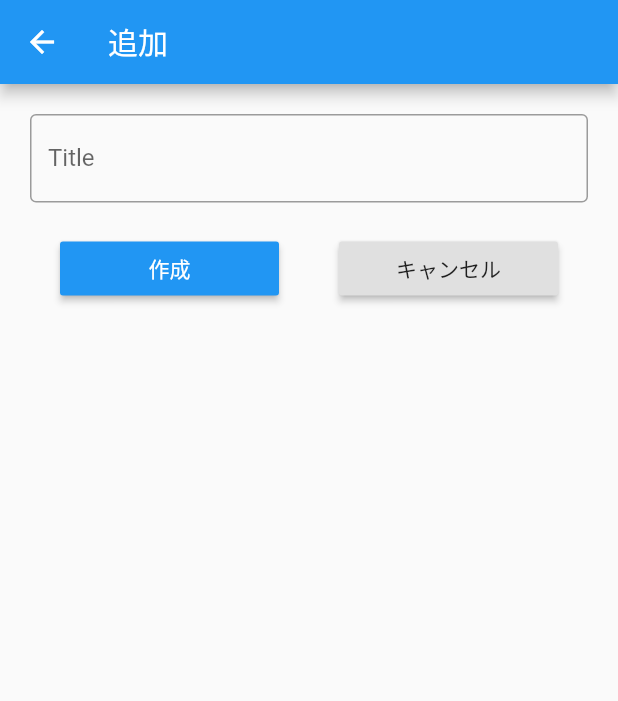
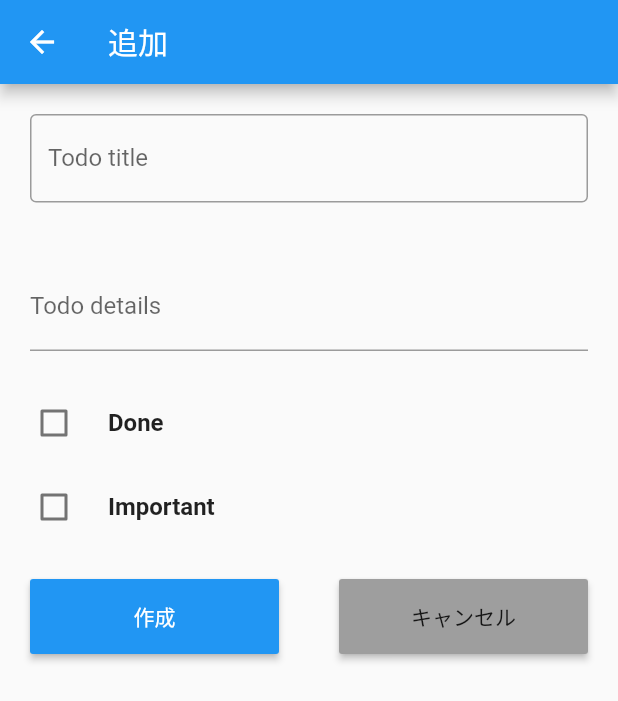
Before and after one commit to nekorush14/flutter-my-todo-app, a Flutter app: the screen it shows after launch, after a tap on the "add" icon, on a phone screen of 412 x 824 dp. Shown: the top 701 px of the screen. Run offline on Flutter 3.47's test engine with Material 2 defaults, Android fonts, the light colour scheme and no system bars.

Commit message:
Add todo model and update todo creation page

```diff
--- /dev/null
+++ b/lib/models/todo.dart
@@ -0,0 +1,40 @@
+class Todo {
+  String _title;
+  String _details;
+  bool _isDone;
+  bool _isStared;
+
+  Todo(this._title, this._details, this._isDone, this._isStared);
+
+  String getTitle() {
+    return this._title;
+  }
+
+  String getDetails() {
+    return this._details;
+  }
+
+  bool isDone() {
+    return this._isDone;
+  }
+
+  bool isStared() {
+    return this._isStared;
+  }
+
+  void setTitle(String title) {
+    this._title = title;
+  }
+
+  void setDetails() {
+    this._details = _details;
+  }
+
+  void changeTodoDoneState(bool isDone) {
+    this._isDone = isDone;
+  }
+
+  void changeTodoStarState(bool isStared) {
+    this._isStared = isStared;
+  }
+}
--- a/lib/views/add_todo/new_todo_screen.dart
+++ b/lib/views/add_todo/new_todo_screen.dart
@@ -1,4 +1,5 @@
 import 'package:flutter/material.dart';
+import 'package:my_todo_app/models/todo.dart';
 
 class TodoAddPage extends StatefulWidget {
   TodoAddPage({Key key}) : super(key: key);
@@ -11,6 +12,9 @@ class _TodoAddPageState extends State<TodoAddPage> {
   final String pageTitle = '追加';
 
   String _todoTitle = '';
+  String _todoDetail = '';
+  bool _isDone = false;
+  bool _isStared = false;
 
   @override
   Widget build(BuildContext context) {
@@ -18,13 +22,14 @@ class _TodoAddPageState extends State<TodoAddPage> {
       appBar: buildAppBar(),
       body: Center(
         child: Container(
-          margin: EdgeInsets.all(20),
           child: Column(
             children: <Widget>[
-              TextFormField(
+              Padding(
+                padding: EdgeInsets.all(20),
+                child: TextFormField(
                   decoration: InputDecoration(
                     border: OutlineInputBorder(),
-                  labelText: "Title",
+                    labelText: "Todo title",
                   ),
                   onChanged: (String value) {
                     setState(() {
@@ -32,15 +37,69 @@ class _TodoAddPageState extends State<TodoAddPage> {
                     });
                   },
                 ),
+              ),
+              Padding(
+                padding: EdgeInsets.all(20),
+                child: TextFormField(
+                  keyboardType: TextInputType.multiline,
+                  maxLines: null,
+                  decoration: InputDecoration(
+                    // border: OutlineInputBorder(),
+                    labelText: "Todo details",
+                  ),
+                  onChanged: (String value) {
+                    setState(() {
+                      _todoDetail = value;
+                    });
+                  },
+                ),
+              ),
+              Column(
+                children: [
+                  new CheckboxListTile(
+                    value: _isDone,
+                    controlAffinity: ListTileControlAffinity.leading,
+                    title: Text(
+                      "Done",
+                      style: TextStyle(
+                        fontWeight: FontWeight.bold,
+                      ),
+                    ),
+                    onChanged: (bool value0) {
+                      setState(() {
+                        _isDone = value0;
+                      });
+                    },
+                  ),
+                  new CheckboxListTile(
+                    value: _isStared,
+                    controlAffinity: ListTileControlAffinity.leading,
+                    title: Text(
+                      "Important",
+                      style: TextStyle(
+                        fontWeight: FontWeight.bold,
+                      ),
+                    ),
+                    onChanged: (bool value1) {
+                      setState(() {
+                        _isStared = value1;
+                      });
+                    },
+                  ),
+                ],
+              ),
               Row(
                 children: [
                   Expanded(
                     child: Container(
                       margin: EdgeInsets.all(20),
+                      child: ButtonTheme(
+                        height: 50.0,
                         child: RaisedButton(
                           color: Colors.blue,
                           onPressed: () {
-                          Navigator.of(context).pop(_todoTitle);
+                            Navigator.of(context).pop(Todo(
+                                _todoTitle, _todoDetail, _isDone, _isStared));
                           },
                           child: Text(
                             "作成",
@@ -49,15 +108,20 @@ class _TodoAddPageState extends State<TodoAddPage> {
                         ),
                       ),
                     ),
+                  ),
                   Expanded(
                     child: Container(
                       margin: EdgeInsets.all(20),
+                      child: ButtonTheme(
+                        height: 50.0,
+                        buttonColor: Colors.grey,
                         child: RaisedButton(
                           onPressed: () {
                             Navigator.of(context).pop();
                           },
                           child: Text(
                             "キャンセル",
+                          ),
                         ),
                       ),
                     ),
--- a/lib/views/home/home_screen.dart
+++ b/lib/views/home/home_screen.dart
@@ -1,4 +1,6 @@
+import 'package:flutter/foundation.dart';
 import 'package:flutter/material.dart';
+import 'package:my_todo_app/models/todo.dart';
 import 'package:my_todo_app/views/add_todo/new_todo_screen.dart';
 
 class HomeScreen extends StatefulWidget {
@@ -11,7 +13,7 @@ class HomeScreen extends StatefulWidget {
 class _TodoListPageState extends State<HomeScreen> {
   final String pageTitle = 'My Todo';
 
-  List<String> todoList = [];
+  List<Todo> todoList = [];
 
   @override
   Widget build(BuildContext context) {
@@ -22,14 +24,14 @@ class _TodoListPageState extends State<HomeScreen> {
         onPressed: () async {
           // Move to next page using push function
           // Get the todo content from TodoAddPage
-          final newTodoTitle = await Navigator.of(context).push(
+          final Todo newTodo = await Navigator.of(context).push(
             MaterialPageRoute(builder: (context) {
               return TodoAddPage();
             }),
           );
-          if (newTodoTitle != null) {
+          if (newTodo != null) {
             setState(() {
-              todoList.add(newTodoTitle);
+              todoList.add(newTodo);
             });
           }
         },
@@ -53,7 +55,7 @@ class _TodoListPageState extends State<HomeScreen> {
       itemBuilder: (context, index) {
         return Card(
           child: ListTile(
-            title: Text(todoList[index]),
+            title: Text(todoList[index].getTitle()),
           ),
         );
       },
@@ -63,6 +65,7 @@ class _TodoListPageState extends State<HomeScreen> {
   BottomAppBar buildBottomAppBar() {
     return BottomAppBar(
       shape: CircularNotchedRectangle(),
+      color: Colors.blue,
       child: Container(
         height: 75,
         child: Row(
@@ -76,11 +79,17 @@ class _TodoListPageState extends State<HomeScreen> {
                 IconButton(
                   iconSize: 30.0,
                   icon: Icon(Icons.list),
+                  color: Colors.white,
                   onPressed: () {
                     setState(() {});
                   },
                 ),
-                Text('Todo'),
+                Text(
+                  'Todo',
+                  style: TextStyle(
+                    color: Colors.white,
+                  ),
+                ),
               ],
             ),
             Column(
@@ -90,11 +99,17 @@ class _TodoListPageState extends State<HomeScreen> {
                 IconButton(
                   iconSize: 30.0,
                   icon: Icon(Icons.star),
+                  color: Colors.white,
                   onPressed: () {
                     setState(() {});
                   },
                 ),
-                Text('Stared'),
+                Text(
+                  'Stared',
+                  style: TextStyle(
+                    color: Colors.white,
+                  ),
+                ),
               ],
             ),
           ],
```
Lines whose indentation alone changed are shown as unchanged.
